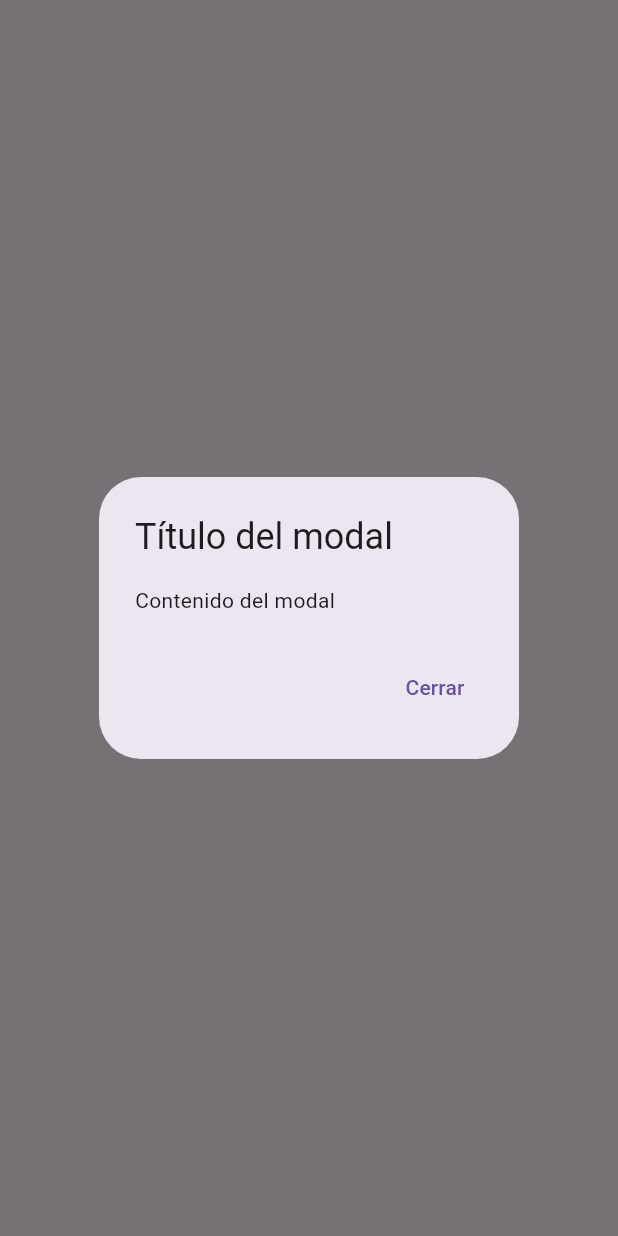
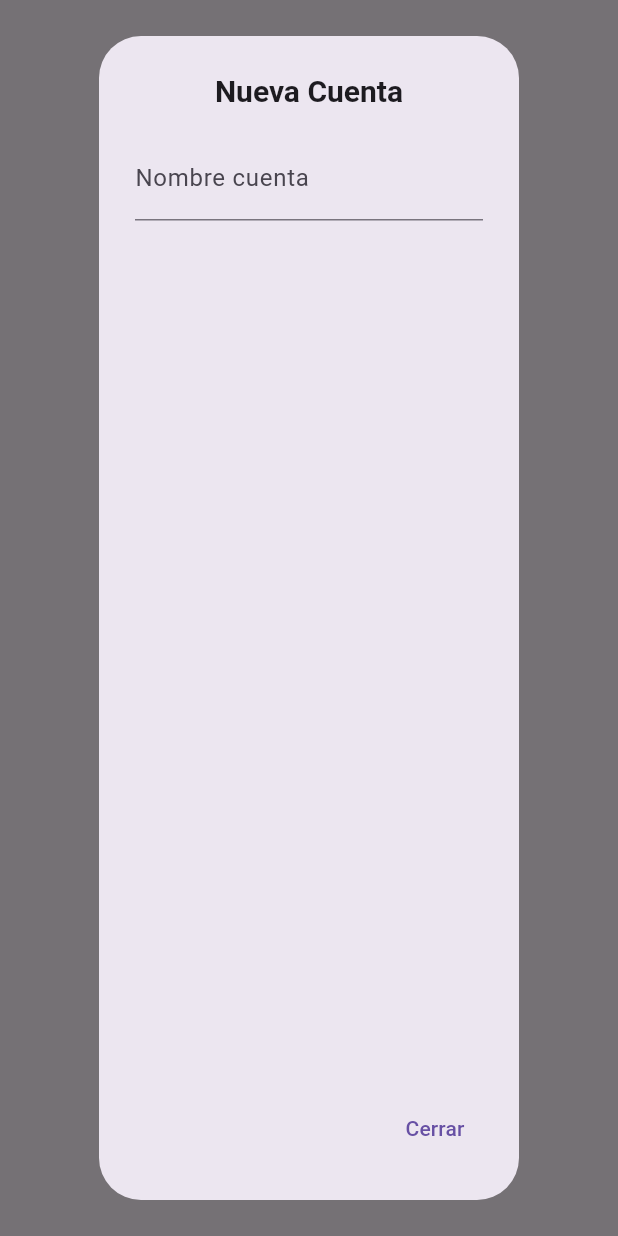
Before and after one commit to softdimo/wapig, a Flutter app: what showModal() shows on an empty page, opened directly, on a phone screen of 412 x 824 dp. Run offline on Flutter 3.47's test engine with Material 3 defaults, Android fonts, the phone set to English and light mode, and no system bars.

Commit message:
inicio implementacion de los campos del modal de nueva cuenta

```diff
--- a/lib/presentation/screens/cuentas_screen.dart
+++ b/lib/presentation/screens/cuentas_screen.dart
@@ -218,8 +218,35 @@ void showModal(BuildContext context) {
     context: context,
     builder: (BuildContext context) {
       return AlertDialog(
-        title: const Text("Título del modal"),
-        content: const Text("Contenido del modal"),
+        title: const Center(
+          child: Text(
+            'Nueva Cuenta',
+            style: TextStyle(fontSize: 20, fontWeight: FontWeight.bold),
+          ),
+        ),
+
+        // =========================================
+
+        // content: const Text("Contenido del modal"),
+        content: Column(
+          children: [
+            TextFormField(
+              decoration: const InputDecoration(
+                labelText: 'Nombre cuenta',
+              ),
+            ),
+            SizedBox(height: 10),
+            // =============================
+            // =============================
+            // Widget
+            // Text('nombre cuenta'),
+            // Text('logo cuenta'),
+            // Text('valo inicial cuenta'),
+          ],
+        ),
+
+        // =========================================
+
         actions: <Widget>[
           TextButton(
             onPressed: () {
```
